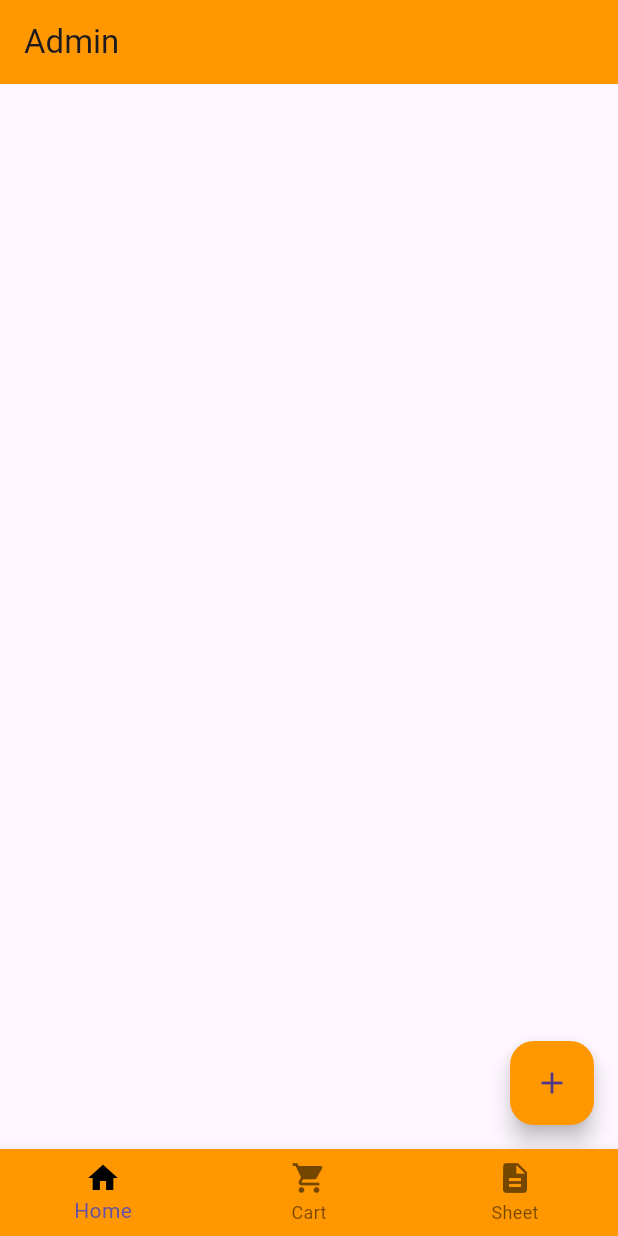
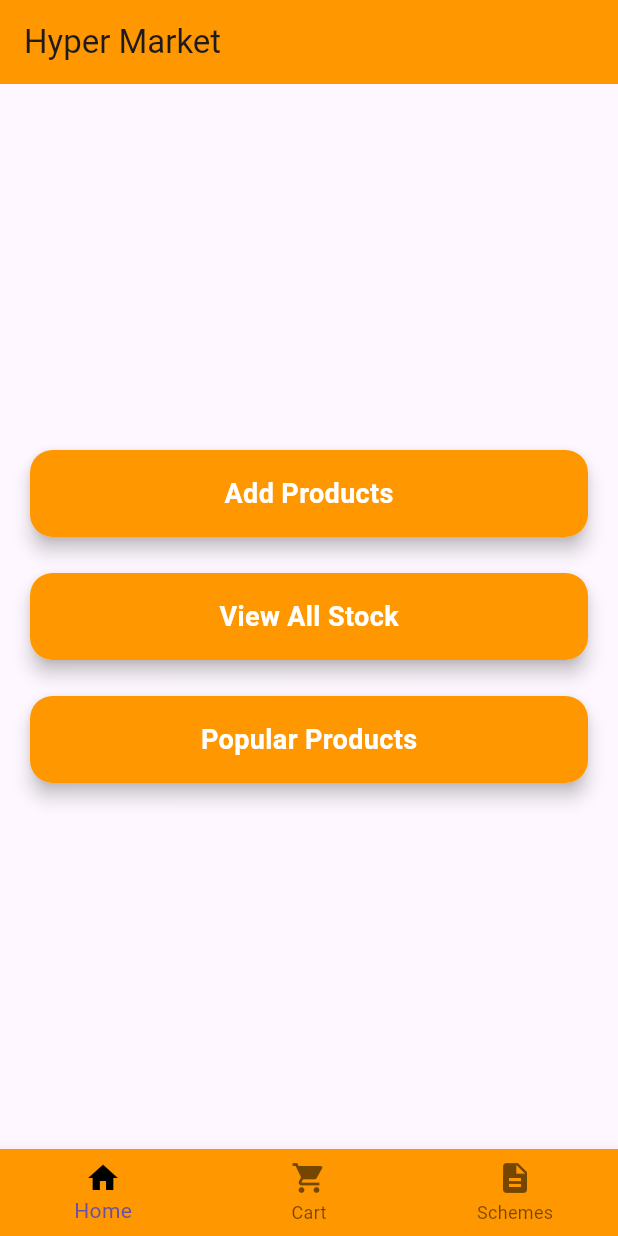
Before and after one commit to itsmedona/HyperMarketAdmin, a Flutter app: the screen it shows after launch, on a phone screen of 412 x 824 dp. Run offline on Flutter 3.47's test engine with Material 3 defaults, Android fonts, the phone set to English and light mode, and no system bars; our stand-ins replace shared_preferences.

Commit message:
second commit

```diff
--- a/lib/global_widgets/BottomNavScreen/BottomNavScreen.dart
+++ b/lib/global_widgets/BottomNavScreen/BottomNavScreen.dart
@@ -1,6 +1,5 @@
 import 'package:flutter/material.dart';
-import 'package:hyper_mark_adm/presentation/ProductScreen/view/ProductScreen.dart';
-
+import 'package:hyper_mark_adm/presentation/HomeScreen/view/HomeScreen.dart';
 import '../../presentation/CartScreen/view/CartScreen.dart';
 import '../../presentation/ProductsListScreen/view/ProductsListScreen.dart';
 
@@ -14,7 +13,7 @@ class BottomNavScreen extends StatefulWidget {
 class _BottomNavScreenState extends State<BottomNavScreen> {
   int selectedIndex = 0;
   List<Widget> myWidgetList = [
-    ProductScreen(),
+    HomeScreen(),
     CartScreen(),
     ProductsListScreen()
   ];
@@ -38,7 +37,7 @@ class _BottomNavScreenState extends State<BottomNavScreen> {
             BottomNavigationBarItem(
                 icon: Icon(Icons.shopping_cart), label: "Cart"),
             BottomNavigationBarItem(
-                icon: Icon(Icons.description), label: "Sheet")
+                icon: Icon(Icons.description), label: "Schemes")
           ],
         ),
       ),
--- a/lib/main.dart
+++ b/lib/main.dart
@@ -2,7 +2,6 @@ import 'package:flutter/material.dart';
 //import 'package:hyper_mark_adm/core/Login.dart';
 import 'package:hyper_mark_adm/presentation/ProductScreen/controller/ProductScreenController.dart';
 import 'package:provider/provider.dart';
-
 import 'global_widgets/BottomNavScreen/BottomNavScreen.dart';
 
 void main() {
--- a/lib/presentation/CartScreen/view/CartScreen.dart
+++ b/lib/presentation/CartScreen/view/CartScreen.dart
@@ -5,8 +5,9 @@ class CartScreen extends StatelessWidget {
 
   @override
   Widget build(BuildContext context) {
-    return Scaffold(
-      body: Text("Cart Screen"),
+    return Scaffold(appBar: AppBar(
+        backgroundColor: Colors.orange,title: Text("Cart ")),
+      body: Center(child: Text("Cart Screen")),
     );
   }
 }
--- /dev/null
+++ b/lib/presentation/HomeScreen/view/HomeScreen.dart
@@ -0,0 +1,101 @@
+import 'package:flutter/material.dart';
+import 'package:hyper_mark_adm/presentation/ProductScreen/view/ProductScreen.dart';
+
+import '../../PopularProductsScreen/view/PopularProductsScreen.dart';
+import '../../StocksScreen/view/StocksScreen.dart';
+
+class HomeScreen extends StatelessWidget {
+  @override
+  Widget build(BuildContext context) {
+    return Scaffold(
+      appBar: AppBar(
+        backgroundColor: Colors.orange,
+        title: Text('Hyper Market'),
+      ),
+      body: Padding(
+        padding: const EdgeInsets.all(16.0),
+        child: Column(
+          mainAxisAlignment: MainAxisAlignment.center,
+          children: [
+            CustomButton(
+              onPressed: () {
+                Navigator.push(
+                  context,
+                  MaterialPageRoute(builder: (context) => ProductScreen()),
+                );
+              },
+              text: 'Add Products',
+              color: Colors.orange,
+            ),
+            SizedBox(height: 16),
+            CustomButton(
+              onPressed: () {
+                Navigator.push(
+                  context,
+                  MaterialPageRoute(builder: (context) => StocksScreen()),
+                );
+              },
+              text: 'View All Stock',
+              color: Colors.orange,
+            ),
+            SizedBox(height: 16),
+            CustomButton(
+              onPressed: () {
+                Navigator.push(
+                  context,
+                  MaterialPageRoute(
+                      builder: (context) => PopularProductsScreen()),
+                );
+              },
+              text: 'Popular Products',
+              color: Colors.orange,
+            ),
+          ],
+        ),
+      ),
+    );
+  }
+}
+
+class CustomButton extends StatelessWidget {
+  final VoidCallback onPressed;
+  final String text;
+  final Color color;
+
+  const CustomButton({
+    required this.onPressed,
+    required this.text,
+    required this.color,
+  });
+
+  @override
+  Widget build(BuildContext context) {
+    return Card(
+      elevation: 5,
+      shape: RoundedRectangleBorder(
+        borderRadius: BorderRadius.circular(15),
+      ),
+      child: InkWell(
+        onTap: onPressed,
+        borderRadius: BorderRadius.circular(15),
+        child: Container(
+          padding: EdgeInsets.all(16),
+          decoration: BoxDecoration(
+            color: color,
+            borderRadius: BorderRadius.circular(15),
+          ),
+          child: Center(
+            child: Text(
+              text,
+              style: TextStyle(
+                color: Colors.white,
+                fontWeight: FontWeight.bold,
+                fontSize: 18,
+              ),
+            ),
+          ),
+        ),
+      ),
+    );
+  }
+}
--- /dev/null
+++ b/lib/presentation/PopularProductsScreen/view/PopularProductsScreen.dart
@@ -0,0 +1,15 @@
+import 'package:flutter/material.dart';
+
+class PopularProductsScreen extends StatelessWidget {
+  const PopularProductsScreen({super.key});
+
+  @override
+  Widget build(BuildContext context) {
+    return Scaffold(
+      appBar: AppBar(backgroundColor: Colors.orange,title:Text("Popular products"),),
+      body: Center(
+        child: Text("Popular Products"),
+      ),
+    );
+  }
+}
```
Also changed, not shown: lib/presentation/ProductsListScreen/view/ProductsListScreen.dart (+6 -3 lines), lib/presentation/StocksScreen/view/StocksScreen.dart (added, +15 -0 lines).
